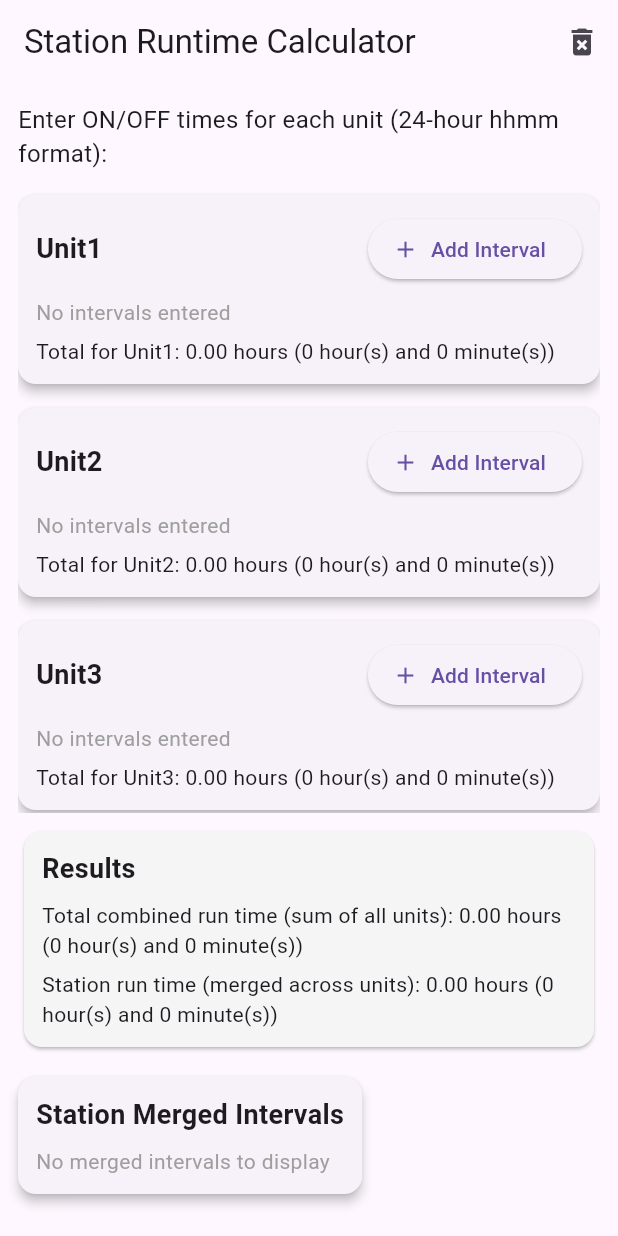
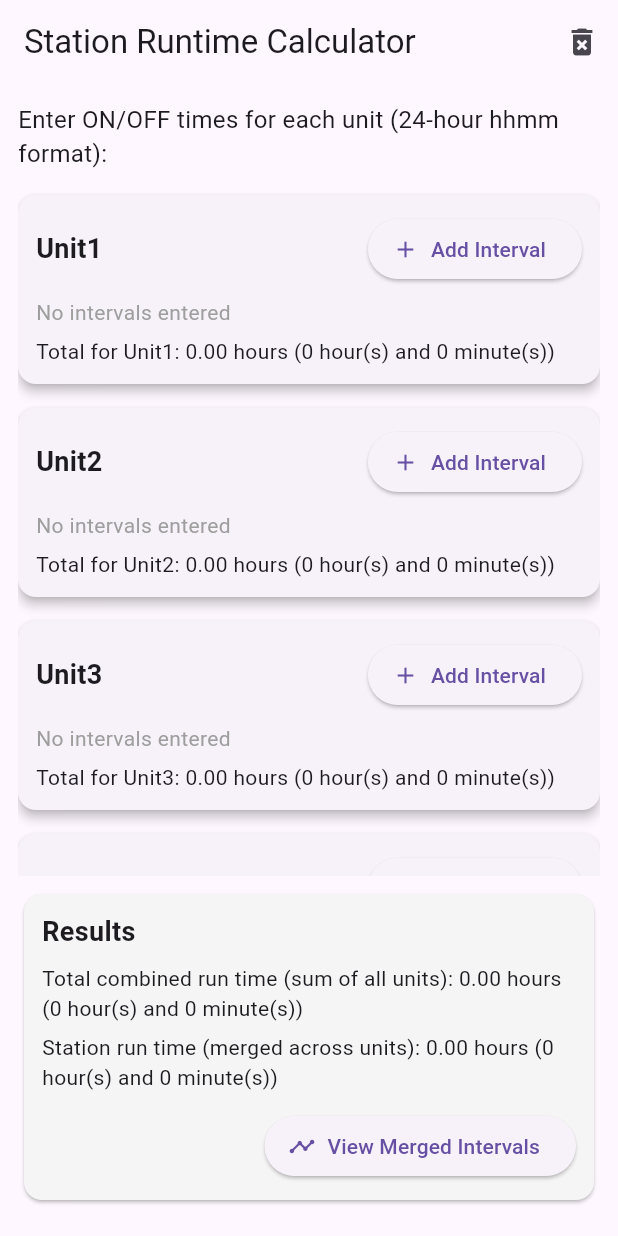
Before and after one commit to sivamshp/station-run-time, a Flutter app: the screen it shows after launch, on a phone screen of 412 x 824 dp. Run offline on Flutter 3.47's test engine with Material 3 defaults, Android fonts, the phone set to English and light mode, and no system bars.

Commit message:
new edit rel

```diff
--- a/lib/main.dart
+++ b/lib/main.dart
@@ -43,8 +43,7 @@ class _StationHomePageState extends State<StationHomePage> {
   }
 
   /// Shows a custom dialog for simple time input (hhmm format).
-  Future<TimeOfDay?> _showSimpleTimeInputDialog(
-      BuildContext context, String title) async {
+  Future<TimeOfDay?> _showSimpleTimeInputDialog(BuildContext context, String title) async {
     return showDialog<TimeOfDay>(
       context: context,
       builder: (BuildContext context) {
@@ -54,12 +53,10 @@ class _StationHomePageState extends State<StationHomePage> {
   }
 
   void addInterval(String unit) async {
-    final TimeOfDay? on =
-        await _showSimpleTimeInputDialog(context, 'Enter ON Time (hhmm)');
+    final TimeOfDay? on = await _showSimpleTimeInputDialog(context, 'Enter ON Time (hhmm)');
     if (on == null) return; // canceled
 
-    final TimeOfDay? off =
-        await _showSimpleTimeInputDialog(context, 'Enter OFF Time (hhmm)');
+    final TimeOfDay? off = await _showSimpleTimeInputDialog(context, 'Enter OFF Time (hhmm)');
     if (off == null) return; // canceled
 
     setState(() {
@@ -75,10 +72,8 @@ class _StationHomePageState extends State<StationHomePage> {
 
   Duration _durationForInterval(Interval iv) {
     final DateTime now = DateTime.now();
-    DateTime onDT =
-        DateTime(now.year, now.month, now.day, iv.on.hour, iv.on.minute);
-    DateTime offDT =
-        DateTime(now.year, now.month, now.day, iv.off.hour, iv.off.minute);
+    DateTime onDT = DateTime(now.year, now.month, now.day, iv.on.hour, iv.on.minute);
+    DateTime offDT = DateTime(now.year, now.month, now.day, iv.off.hour, iv.off.minute);
     if (offDT.isBefore(onDT) || offDT.isAtSameMomentAs(onDT)) {
       // treat as next day
       offDT = offDT.add(const Duration(days: 1));
@@ -120,10 +115,8 @@ class _StationHomePageState extends State<StationHomePage> {
     final List<_DateInterval> all = <_DateInterval>[];
     for (final List<Interval> list in unitsData.values) {
       for (final Interval iv in list) {
-        DateTime onDT =
-            DateTime(now.year, now.month, now.day, iv.on.hour, iv.on.minute);
-        DateTime offDT =
-            DateTime(now.year, now.month, now.day, iv.off.hour, iv.off.minute);
+        DateTime onDT = DateTime(now.year, now.month, now.day, iv.on.hour, iv.on.minute);
+        DateTime offDT = DateTime(now.year, now.month, now.day, iv.off.hour, iv.off.minute);
         if (offDT.isBefore(onDT) || offDT.isAtSameMomentAs(onDT)) {
           offDT = offDT.add(const Duration(days: 1));
         }
@@ -143,8 +136,7 @@ class _StationHomePageState extends State<StationHomePage> {
       final _DateInterval last = merged.last;
       if (!current.start.isAfter(last.end)) {
         // overlap
-        final DateTime newEnd =
-            current.end.isAfter(last.end) ? current.end : last.end;
+        final DateTime newEnd = current.end.isAfter(last.end) ? current.end : last.end;
         merged[merged.length - 1] = _DateInterval(last.start, newEnd);
       } else {
         merged.add(current);
@@ -154,8 +146,7 @@ class _StationHomePageState extends State<StationHomePage> {
   }
 
   // Helper to calculate total minutes from a list of _DateIntervals
-  double _calculateTotalMinutesFromDateIntervals(
-      List<_DateInterval> intervals) {
+  double _calculateTotalMinutesFromDateIntervals(List<_DateInterval> intervals) {
     double totalMinutes = 0;
     for (final _DateInterval m in intervals) {
       totalMinutes += m.end.difference(m.start).inMinutes.toDouble();
@@ -180,10 +171,8 @@ class _StationHomePageState extends State<StationHomePage> {
   Widget build(BuildContext context) {
     final Map<String, double> perUnitMins = calculatePerUnitMinutes();
     final double totalCombined = calculateTotalCombinedMinutes(perUnitMins);
-    final List<_DateInterval> stationMergedIntervals =
-        _getStationMergedIntervals();
-    final double stationMinutes =
-        _calculateTotalMinutesFromDateIntervals(stationMergedIntervals);
+    final List<_DateInterval> stationMergedIntervals = _getStationMergedIntervals();
+    final double stationMinutes = _calculateTotalMinutesFromDateIntervals(stationMergedIntervals);
 
     return Scaffold(
       appBar: AppBar(
@@ -197,12 +186,9 @@ class _StationHomePageState extends State<StationHomePage> {
                 context: context,
                 builder: (BuildContext _) => AlertDialog(
                   title: const Text('Clear all intervals?'),
-                  content: const Text(
-                      'This will remove all entered ON/OFF intervals.'),
+                  content: const Text('This will remove all entered ON/OFF intervals.'),
                   actions: <Widget>[
-                    TextButton(
-                        onPressed: () => Navigator.pop(context),
-                        child: const Text('Cancel')),
+                    TextButton(onPressed: () => Navigator.pop(context), child: const Text('Cancel')),
                     TextButton(
                         onPressed: () {
                           clearAll();
@@ -221,9 +207,7 @@ class _StationHomePageState extends State<StationHomePage> {
         child: Column(
           crossAxisAlignment: CrossAxisAlignment.start,
           children: <Widget>[
-            const Text(
-                'Enter ON/OFF times for each unit (24-hour hhmm format):',
-                style: TextStyle(fontSize: 16)),
+            const Text('Enter ON/OFF times for each unit (24-hour hhmm format):', style: TextStyle(fontSize: 16)),
             const SizedBox(height: 8),
             Expanded(
               child: ListView.builder(
@@ -242,10 +226,7 @@ class _StationHomePageState extends State<StationHomePage> {
                           Row(
                             mainAxisAlignment: MainAxisAlignment.spaceBetween,
                             children: <Widget>[
-                              Text(unit,
-                                  style: const TextStyle(
-                                      fontSize: 18,
-                                      fontWeight: FontWeight.bold)),
+                              Text(unit, style: const TextStyle(fontSize: 18, fontWeight: FontWeight.bold)),
                               ElevatedButton.icon(
                                 icon: const Icon(Icons.add),
                                 label: const Text('Add Interval'),
@@ -255,30 +236,23 @@ class _StationHomePageState extends State<StationHomePage> {
                           ),
                           const SizedBox(height: 8),
                           intervals.isEmpty
-                              ? const Text('No intervals entered',
-                                  style: TextStyle(color: Colors.grey))
+                              ? const Text('No intervals entered', style: TextStyle(color: Colors.grey))
                               : Column(
                                   children: <Widget>[
                                     ListView.builder(
                                       shrinkWrap: true,
-                                      physics:
-                                          const NeverScrollableScrollPhysics(),
+                                      physics: const NeverScrollableScrollPhysics(),
                                       itemCount: intervals.length,
                                       itemBuilder: (BuildContext c, int i) {
                                         final Interval iv = intervals[i];
-                                        final Duration dur =
-                                            _durationForInterval(iv);
+                                        final Duration dur = _durationForInterval(iv);
                                         return ListTile(
                                           contentPadding: EdgeInsets.zero,
-                                          title: Text(
-                                              '${timeOfDayToString(iv.on)}  →  ${timeOfDayToString(iv.off)}'),
-                                          subtitle: Text(
-                                              '${dur.inHours}h ${dur.inMinutes % 60}m'),
+                                          title: Text('${timeOfDayToString(iv.on)}  →  ${timeOfDayToString(iv.off)}'),
+                                          subtitle: Text('${dur.inHours}h ${dur.inMinutes % 60}m'),
                                           trailing: IconButton(
-                                            icon: const Icon(
-                                                Icons.delete_outline),
-                                            onPressed: () =>
-                                                removeInterval(unit, i),
+                                            icon: const Icon(Icons.delete_outline),
+                                            onPressed: () => removeInterval(unit, i),
                                           ),
                                         );
                                       },
@@ -286,8 +260,7 @@ class _StationHomePageState extends State<StationHomePage> {
                                   ],
                                 ),
                           const SizedBox(height: 6),
-                          Text(
-                              'Total for $unit: ${formatDurationMinutes(perUnitMins[unit] ?? 0)}'),
+                          Text('Total for $unit: ${formatDurationMinutes(perUnitMins[unit] ?? 0)}'),
                         ],
                       ),
                     ),
@@ -303,52 +276,31 @@ class _StationHomePageState extends State<StationHomePage> {
                 child: Column(
                   crossAxisAlignment: CrossAxisAlignment.start,
                   children: <Widget>[
-                    const Text('Results',
-                        style: TextStyle(
-                            fontSize: 18, fontWeight: FontWeight.bold)),
+                    const Text('Results', style: TextStyle(fontSize: 18, fontWeight: FontWeight.bold)),
                     const SizedBox(height: 8),
-                    Text(
-                        'Total combined run time (sum of all units): ${formatDurationMinutes(totalCombined)}'),
+                    Text('Total combined run time (sum of all units): ${formatDurationMinutes(totalCombined)}'),
                     const SizedBox(height: 6),
-                    Text(
-                        'Station run time (merged across units): ${formatDurationMinutes(stationMinutes)}'),
-                  ],
-                ),
-              ),
-            ),
-            const SizedBox(height: 8),
-            Card(
-              elevation: 3,
-              margin: const EdgeInsets.symmetric(vertical: 8),
-              child: Padding(
-                padding: const EdgeInsets.all(12.0),
-                child: Column(
-                  crossAxisAlignment: CrossAxisAlignment.start,
-                  children: <Widget>[
-                    const Text('Station Merged Intervals',
-                        style: TextStyle(
-                            fontSize: 18, fontWeight: FontWeight.bold)),
-                    const SizedBox(height: 8),
-                    if (stationMergedIntervals.isEmpty)
-                      const Text('No merged intervals to display',
-                          style: TextStyle(color: Colors.grey))
-                    else
-                      ListView.builder(
-                        shrinkWrap: true,
-                        physics: const NeverScrollableScrollPhysics(),
-                        itemCount: stationMergedIntervals.length,
-                        itemBuilder: (BuildContext c, int i) {
-                          final _DateInterval iv = stationMergedIntervals[i];
-                          final Duration dur = iv.end.difference(iv.start);
-                          return ListTile(
-                            contentPadding: EdgeInsets.zero,
-                            title: Text(
-                                '${DateFormat.Hm().format(iv.start)}  →  ${DateFormat.Hm().format(iv.end)}'),
-                            subtitle:
-                                Text('${dur.inHours}h ${dur.inMinutes % 60}m'),
+                    Text('Station run time (merged across units): ${formatDurationMinutes(stationMinutes)}'),
+                    const SizedBox(height: 12),
+                    Align(
+                      alignment: Alignment.centerRight,
+                      child: ElevatedButton.icon(
+                        icon: const Icon(Icons.timeline),
+                        label: const Text('View Merged Intervals'),
+                        onPressed: () {
+                          Navigator.push(
+                            context,
+                            MaterialPageRoute<void>(
+                              builder: (BuildContext ctx) => StationMergedIntervalsPage(
+                                mergedIntervals: stationMergedIntervals,
+                                totalMergedMinutes: stationMinutes,
+                                formatDurationMinutes: formatDurationMinutes,
+                              ),
+                            ),
                           );
                         },
                       ),
+                    ),
                   ],
                 ),
               ),
@@ -379,8 +331,7 @@ class _DateInterval {
 class SimpleTimeInputDialog extends StatefulWidget {
   final String title;
 
-  const SimpleTimeInputDialog({Key? key, required this.title})
-      : super(key: key);
+  const SimpleTimeInputDialog({Key? key, required this.title}) : super(key: key);
 
   @override
   State<SimpleTimeInputDialog> createState() => _SimpleTimeInputDialogState();
@@ -411,15 +362,9 @@ class _SimpleTimeInputDialogState extends State<SimpleTimeInputDialog> {
     final int? hour = int.tryParse(hourStr);
     final int? minute = int.tryParse(minuteStr);
 
-    if (hour == null ||
-        minute == null ||
-        hour < 0 ||
-        hour > 23 ||
-        minute < 0 ||
-        minute > 59) {
+    if (hour == null || minute == null || hour < 0 || hour > 23 || minute < 0 || minute > 59) {
       setState(() {
-        _errorText =
-            'Invalid time. Use hhmm format (00-23 for hours, 00-59 for minutes).';
+        _errorText = 'Invalid time. Use hhmm format (00-23 for hours, 00-59 for minutes).';
       });
       return;
     }
@@ -444,8 +389,7 @@ class _SimpleTimeInputDialogState extends State<SimpleTimeInputDialog> {
           counterText: "", // Hide the default character counter
         ),
         autofocus: true,
-        onSubmitted: (String _) =>
-            _validateAndSubmit(), // Allows submitting with enter key
+        onSubmitted: (String _) => _validateAndSubmit(), // Allows submitting with enter key
       ),
       actions: <Widget>[
         TextButton(
@@ -460,3 +404,78 @@ class _SimpleTimeInputDialogState extends State<SimpleTimeInputDialog> {
     );
   }
 }
+
+/// A new widget to display the station's merged intervals on a separate page.
+class StationMergedIntervalsPage extends StatelessWidget {
+  final List<_DateInterval> mergedIntervals;
+  final double totalMergedMinutes;
+  final String Function(double) formatDurationMinutes; // Function to format durations
+
+  const StationMergedIntervalsPage({
+    Key? key,
+    required this.mergedIntervals,
+    required this.totalMergedMinutes,
+    required this.formatDurationMinutes,
+  }) : super(key: key);
+
+  @override
+  Widget build(BuildContext context) {
+    return Scaffold(
+      appBar: AppBar(
+        title: const Text('Station Merged Intervals'),
+        // A back button is automatically provided by MaterialApp when pushing a new route
+        // when the previous route is available in the navigator stack.
+      ),
+      body: Padding(
+        padding: const EdgeInsets.all(12.0),
+        child: Column(
+          crossAxisAlignment: CrossAxisAlignment.start,
+          children: <Widget>[
+            Card(
+              color: Colors.grey.shade100,
+              child: Padding(
+                padding: const EdgeInsets.all(12.0),
+                child: Column(
+                  crossAxisAlignment: CrossAxisAlignment.start,
+                  children: <Widget>[
+                    const Text('Total Station Run Time', style: TextStyle(fontSize: 18, fontWeight: FontWeight.bold)),
+                    const SizedBox(height: 8),
+                    Text(
+                      formatDurationMinutes(totalMergedMinutes),
+                      style: const TextStyle(fontSize: 16),
+                    ),
+                  ],
+                ),
+              ),
+            ),
+            const SizedBox(height: 16),
+            const Text('Merged Intervals Details:', style: TextStyle(fontSize: 18, fontWeight: FontWeight.bold)),
+            const SizedBox(height: 8),
+            Expanded(
+              child: mergedIntervals.isEmpty
+                  ? const Center(child: Text('No merged intervals to display', style: TextStyle(color: Colors.grey, fontSize: 16)))
+                  : ListView.builder(
+                      itemCount: mergedIntervals.length,
+                      itemBuilder: (BuildContext c, int i) {
+                        final _DateInterval iv = mergedIntervals[i];
+                        final Duration dur = iv.end.difference(iv.start);
+                        return Card(
+                          margin: const EdgeInsets.symmetric(vertical: 4),
+                          child: ListTile(
+                            contentPadding: const EdgeInsets.symmetric(horizontal: 16, vertical: 8),
+                            title: Text(
+                              '${DateFormat.Hm().format(iv.start)}  →  ${DateFormat.Hm().format(iv.end)}',
+                              style: const TextStyle(fontWeight: FontWeight.bold),
+                            ),
+                            subtitle: Text('${dur.inHours}h ${dur.inMinutes % 60}m'),
+                          ),
+                        );
+                      },
+                    ),
+            ),
+          ],
+        ),
+      ),
+    );
+  }
+}
```
Also changed, not shown: 1 other file.
